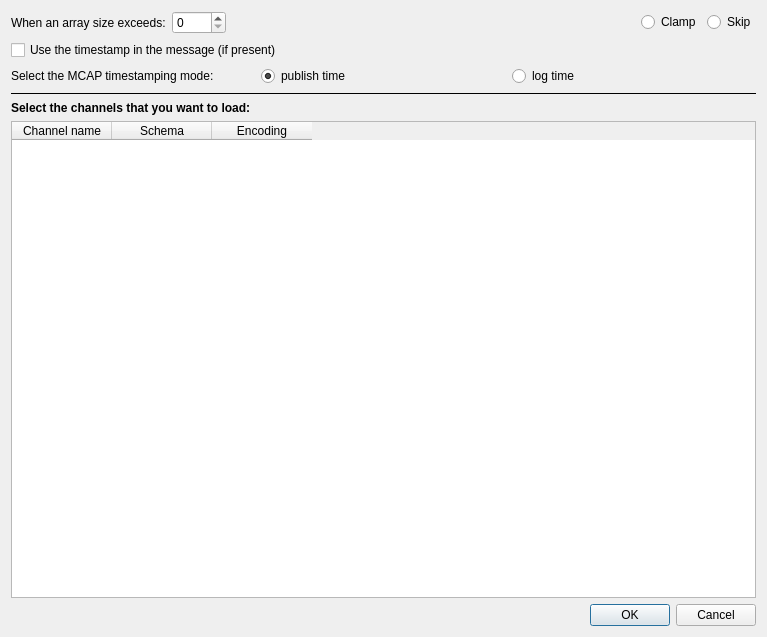
ros2-gbp/plotjuggler-release, file plotjuggler_plugins/DataLoadMCAP/dialog_mcap.ui: the form before one commit.
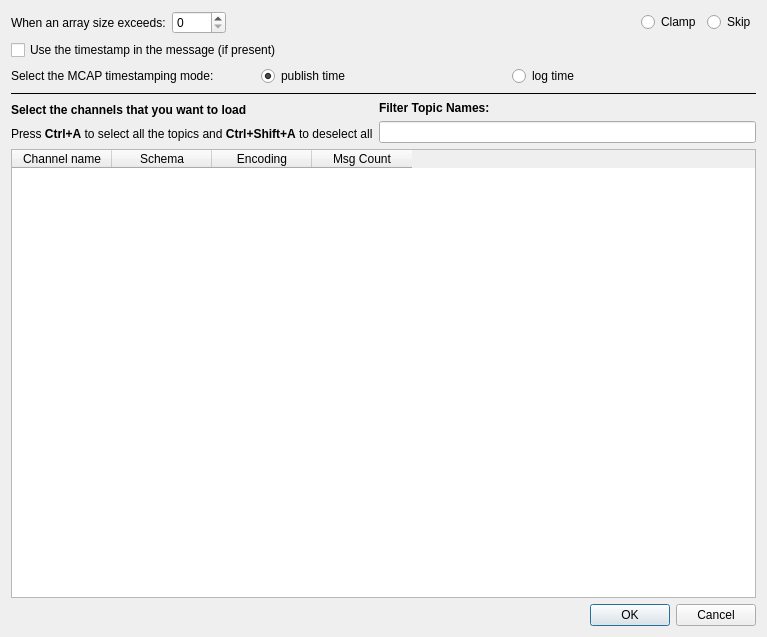
The form after the commit.

Patch:
```diff
--- a/plotjuggler_plugins/DataLoadMCAP/dialog_mcap.ui
+++ b/plotjuggler_plugins/DataLoadMCAP/dialog_mcap.ui
@@ -117,16 +117,72 @@
     </widget>
    </item>
    <item>
+    <layout class="QHBoxLayout" name="horizontalLayout_4">
+     <item>
+      <layout class="QVBoxLayout" name="verticalLayout_2">
+       <item>
     <widget class="QLabel" name="label">
      <property name="font">
       <font>
+           <weight>75</weight>
        <bold>true</bold>
       </font>
      </property>
      <property name="text">
-      <string>Select the channels that you want to load:</string>
-     </property>
-    </widget>
+          <string>Select the channels that you want to load</string>
+         </property>
+        </widget>
+       </item>
+       <item>
+        <widget class="QLabel" name="labelUsageHint">
+         <property name="font">
+          <font>
+           <pointsize>9</pointsize>
+          </font>
+         </property>
+         <property name="text">
+          <string>&lt;html&gt;&lt;head/&gt;&lt;body&gt;&lt;p&gt;Press
+           &lt;span style=&quot;
+           font-weight:600;&quot;&gt;Ctrl+A&lt;/span&gt; to select
+           all the topics and &lt;span style=&quot;
+           font-weight:600;&quot;&gt;Ctrl+Shift+A&lt;/span&gt; to
+           deselect all&lt;/p&gt;&lt;/body&gt;&lt;/html&gt;</string>
+         </property>
+        </widget>
+       </item>
+      </layout>
+     </item>
+     <item>
+      <layout class="QVBoxLayout" name="verticalLayout_3">
+       <item>
+        <widget class="QLabel" name="labelFilter">
+         <property name="font">
+          <font>
+           <weight>75</weight>
+           <bold>true</bold>
+          </font>
+         </property>
+         <property name="text">
+          <string>Filter Topic Names: </string>
+         </property>
+        </widget>
+       </item>
+       <item>
+        <widget class="QLineEdit" name="lineEditFilter">
+         <property name="maximumSize">
+          <size>
+           <width>400</width>
+           <height>16777215</height>
+          </size>
+         </property>
+         <property name="clearButtonEnabled">
+          <bool>true</bool>
+         </property>
+        </widget>
+       </item>
+      </layout>
+     </item>
+    </layout>
    </item>
    <item>
     <widget class="QTableWidget" name="tableWidget">
@@ -143,7 +199,7 @@
       <bool>true</bool>
      </property>
      <property name="columnCount">
-      <number>3</number>
+      <number>4</number>
      </property>
      <attribute name="verticalHeaderVisible">
       <bool>false</bool>
@@ -163,6 +219,11 @@
        <string>Encoding</string>
       </property>
      </column>
+     <column>
+      <property name="text">
+       <string>Msg Count</string>
+      </property>
+     </column>
     </widget>
    </item>
    <item>
```
Lines whose indentation alone changed are shown as unchanged.
